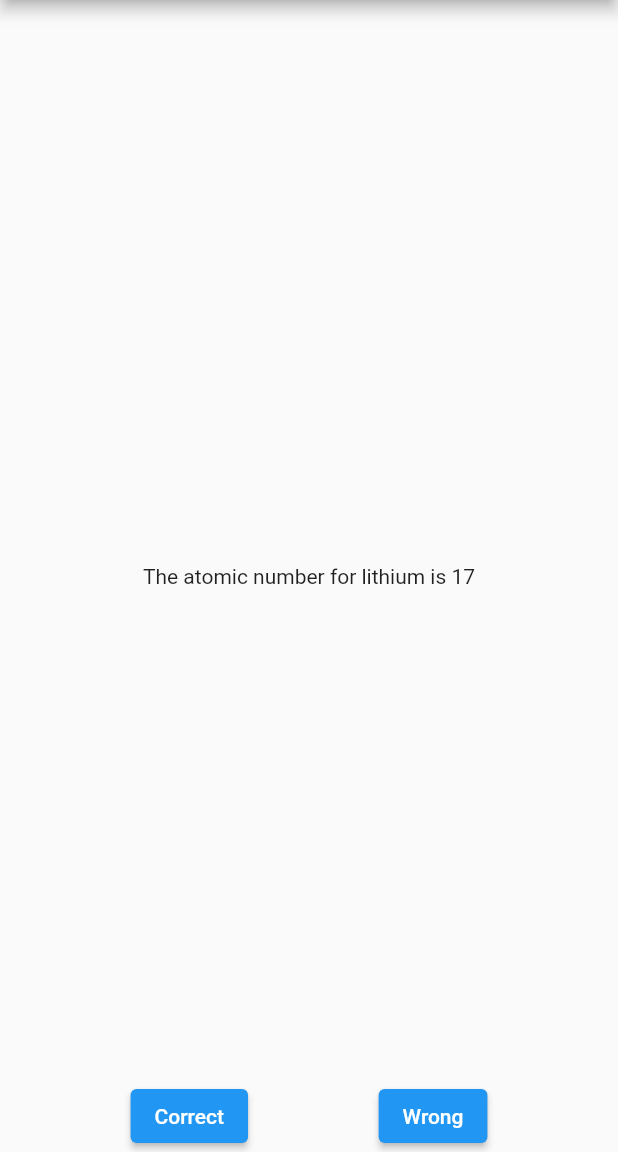
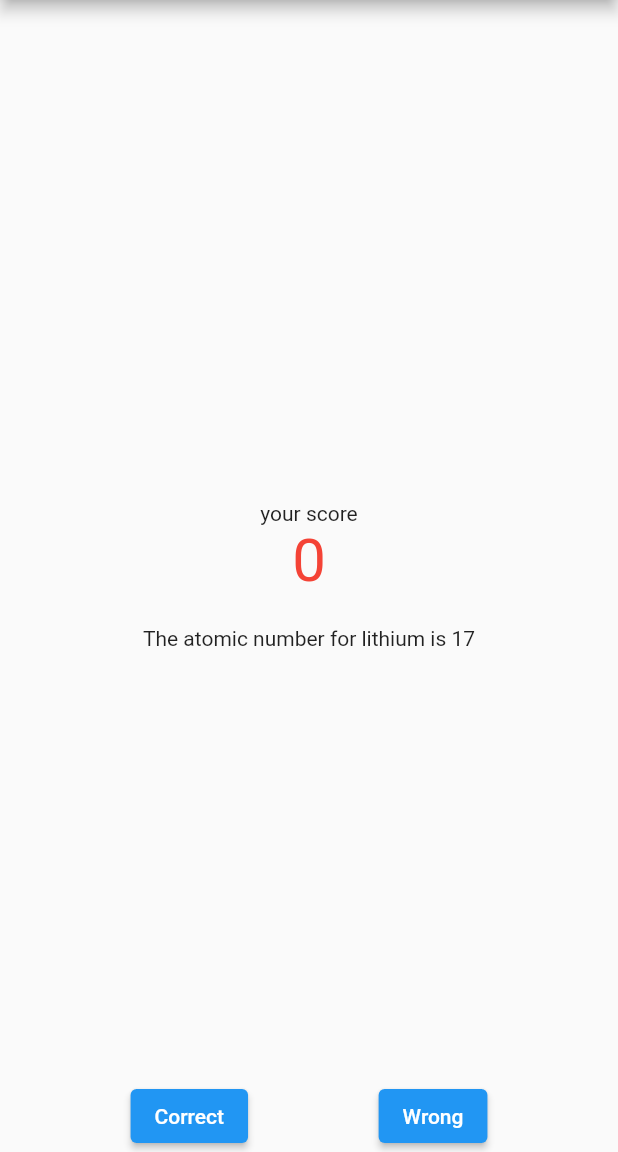
Before and after one commit to ridho-pratama-putra/flutter_app, a Flutter app: the screen it shows after launch, on a phone screen of 412 x 824 dp, the part 84-1236 px from its top. Run offline on Flutter 3.47's test engine with Material 2 defaults, Android fonts, the phone set to English and light mode, and no system bars; our stand-ins replace firebase_core, firebase_crashlytics; accounts and stored records are empty; generated files the repository leaves out were written again.

Commit message:
show calculated score

```diff
--- a/lib/main.dart
+++ b/lib/main.dart
@@ -47,6 +47,7 @@ class MyHomePage extends StatefulWidget {
 
 class _MyHomePageState extends State<MyHomePage> {
   int _questionsIndex = 0;
+  int _score = 0;
   List<PairQuestionAndAnswer> questions = QUESTIONS;
 
   void _isAnswerCorrect(bool userAnswer) {
@@ -60,13 +61,20 @@ class _MyHomePageState extends State<MyHomePage> {
       currentScore = questions[_questionsIndex].wrongScore;
     }
 
-
     final String correction = 'you\'re $fact - you get score $currentScore';
     ScaffoldMessenger.of(context).showSnackBar(SnackBar(
       content: Text(correction),
     ));
     setState(() {
       _questionsIndex++;
+      _score += currentScore;
+    });
+  }
+
+  void _resetQuestion() {
+    setState(() {
+      _questionsIndex = 0;
+      _score = 0;
     });
   }
 
@@ -76,19 +84,30 @@ class _MyHomePageState extends State<MyHomePage> {
         appBar: AppBar(
           title: Text(widget.title),
         ),
-        body: _questionsIndex != questions.length
-            ? QuestionWidget(question: questions[_questionsIndex].question)
-            : const Center(
-                child: Text("you did it", style: TextStyle(fontSize: 36, fontWeight: FontWeight.bold, color: Colors.green)),
+        body: Center(
+          child: Column(
+            mainAxisAlignment: MainAxisAlignment.center,
+            children: <Widget>[
+              const Text("your score"),
+              Padding(
+                padding: const EdgeInsets.only(bottom: 20.0),
+                child: Text("$_score", style: const TextStyle(fontSize: 40, color: Colors.red),),
               ),
+              _questionsIndex != questions.length
+                  ? QuestionWidget(
+                      question: questions[_questionsIndex].question)
+                  : const Center(
+                      child: Text("you did it",
+                          style: TextStyle(
+                              fontSize: 36,
+                              fontWeight: FontWeight.bold,
+                              color: Colors.green)),
+                    ),
+            ],
+          ),
+        ),
         bottomSheet: _questionsIndex != questions.length
             ? RightOrWrongButton(isAnswerCorrect: _isAnswerCorrect)
             : ResetQuestionButton(resetQuestion: _resetQuestion));
   }
-
-  void _resetQuestion() {
-    setState(() {
-      _questionsIndex = 0;
-    });
-  }
 }
--- a/lib/question.dart
+++ b/lib/question.dart
@@ -2,6 +2,7 @@ import 'package:flutter/material.dart';
 
 class QuestionWidget extends StatelessWidget {
   final String question;
+
   const QuestionWidget({Key? key, required this.question}) : super(key: key);
 
   @override
```
